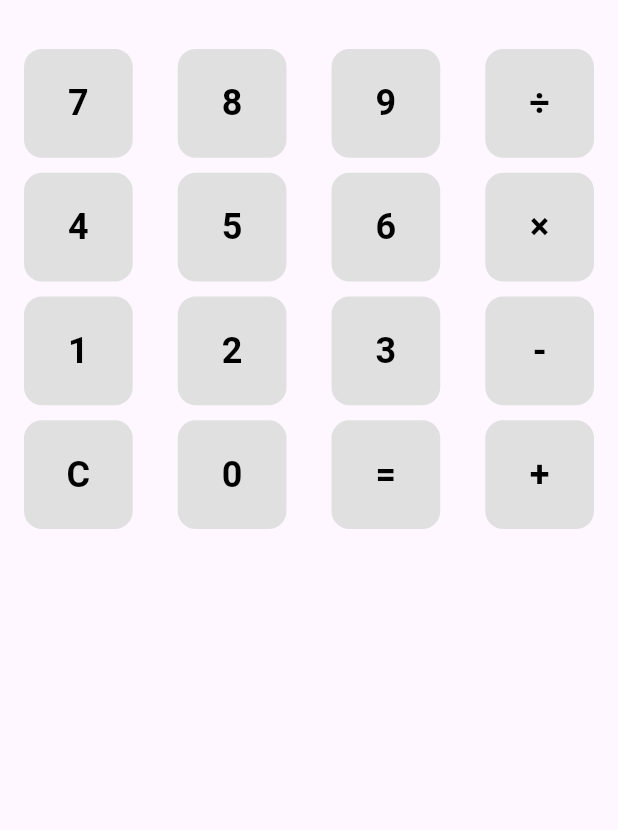
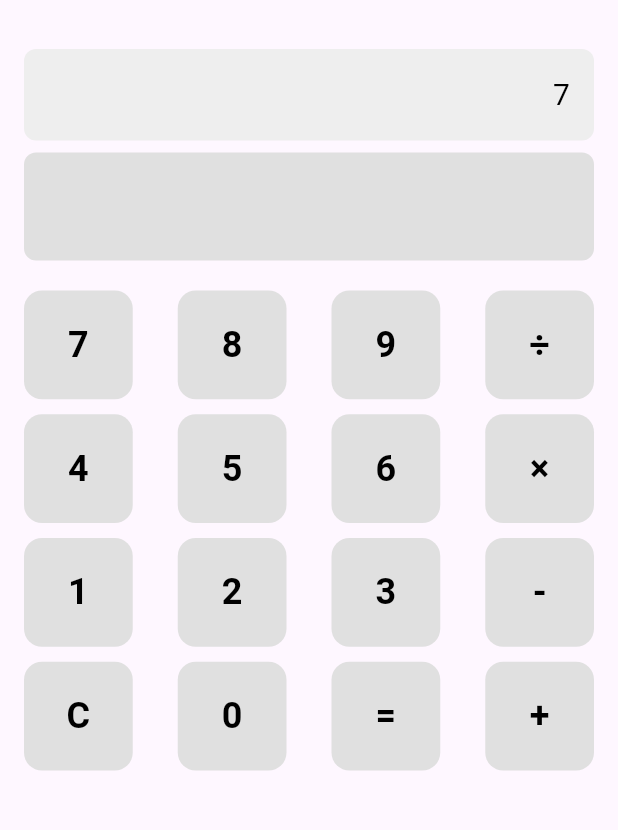
Before and after one commit to RN4545/calculator_app_bloc, a Flutter app: the screen it shows after launch, after a tap on an icon or button, on a phone screen of 412 x 824 dp, the part 59-889 px from its top. Run offline on Flutter 3.47's test engine with Material 3 defaults, Android fonts, the phone set to English and light mode, and no system bars; our stand-ins replace bloc, equatable, flutter_bloc, freezed_annotation, math_expressions.

Commit message:
improve calculations

```diff
--- a/lib/views/screen_calculator.dart
+++ b/lib/views/screen_calculator.dart
@@ -1,14 +1,25 @@
+import 'package:calculator_app/bloc/calculator_bloc.dart';
+import 'package:calculator_app/bloc/calculator_event.dart';
+import 'package:calculator_app/bloc/calculator_state.dart';
 import 'package:calculator_app/customWidgets/customNoBtn.dart';
 import 'package:flutter/material.dart';
+import 'package:flutter_bloc/flutter_bloc.dart';
 
-class ScreenCalculator extends StatefulWidget {
+class ScreenCalculator extends StatelessWidget {
   const ScreenCalculator({super.key});
 
   @override
-  State<ScreenCalculator> createState() => _ScreenCalculatorState();
+  Widget build(BuildContext context) {
+    return BlocProvider(
+      create: (_) => CalculatorBloc(),
+      child: const CalculatorUI(),
+    );
+  }
 }
 
-class _ScreenCalculatorState extends State<ScreenCalculator> {
+class CalculatorUI extends StatelessWidget {
+  const CalculatorUI({super.key});
+
   @override
   Widget build(BuildContext context) {
     return Scaffold(
@@ -19,53 +30,98 @@ class _ScreenCalculatorState extends State<ScreenCalculator> {
               fontWeight: FontWeight.bold, fontSize: 18.0, color: Colors.white),
         ),
       ),
-      body: _body(),
+      body: _body(context),
     );
   }
 
-  Widget _body() {
+  Widget _body(BuildContext context) {
     return SingleChildScrollView(
       child: Padding(
         padding: const EdgeInsets.all(16.0),
         child: Column(
           children: [
-            _calculator(context),
+            _display(),
+            const SizedBox(height: 20.0),
+            _calculatorButtons(context),
           ],
         ),
       ),
     );
   }
 
-  Widget _calculator(BuildContext context) {
+  Widget _display() {
+    return BlocBuilder<CalculatorBloc, CalculatorState>(
+      builder: (context, state) {
+        return Column(
+          crossAxisAlignment: CrossAxisAlignment.end,
+          children: [
+            Container(
+              alignment: Alignment.centerRight,
+              padding: const EdgeInsets.all(16.0),
+              decoration: BoxDecoration(
+                color: Colors.grey.shade200,
+                borderRadius: BorderRadius.circular(8.0),
+              ),
+              child: Text(
+                state.expression,
+                style: const TextStyle(fontSize: 20.0,color: Colors.black),
+              ),
+            ),
+            const SizedBox(height: 8.0),
+            Container(
+              alignment: Alignment.centerRight,
+              padding: const EdgeInsets.all(16.0),
+              decoration: BoxDecoration(
+                color: Colors.grey.shade300,
+                borderRadius: BorderRadius.circular(8.0),
+              ),
+              child: Text(
+                state.result,
+                style: const TextStyle(
+                    fontSize: 28.0, fontWeight: FontWeight.bold,color: Colors.black),
+              ),
+            ),
+          ],
+        );
+      },
+    );
+  }
+
+  Widget _calculatorButtons(BuildContext context) {
     final List<String> buttons = [
-      '7',
-      '8',
-      '9',
-      '÷',
-      '4',
-      '5',
-      '6',
-      '×',
-      '1',
-      '2',
-      '3',
-      '-',
-      'C',
-      '0',
-      '=',
-      '+'
+      '7', '8', '9', '÷',
+      '4', '5', '6', '×',
+      '1', '2', '3', '-',
+      'C', '0', '=', '+'
     ];
+
     return GridView.builder(
       shrinkWrap: true,
+      itemCount: buttons.length,
       gridDelegate: const SliverGridDelegateWithFixedCrossAxisCount(
         crossAxisCount: 4,
         mainAxisSpacing: 10.0,
         crossAxisSpacing: 30.0,
       ),
-      itemCount: buttons.length,
       itemBuilder: (context, index) {
         final button = buttons[index];
-        return CustomNoBtn(ontap: () {}, text: button);
+
+        return CustomNoBtn(
+          text: button,
+          ontap: () {
+            final bloc = context.read<CalculatorBloc>();
+
+            if (button == 'C') {
+              bloc.add(const ClearPressed());
+            } else if (button == '=') {
+              bloc.add(const CalculateResult());
+            } else if ('÷×+-'.contains(button)) {
+              bloc.add(OperatorPressed(button));
+            } else {
+              bloc.add(NumberPressed(button));
+            }
+          },
+        );
       },
     );
   }
```
Also changed, not shown: lib/bloc/calculator_bloc.dart (+54 -13 lines).
